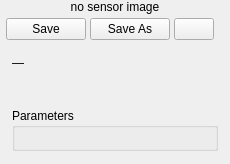
Alexey-Nikolaevic-B/2042_sensor_testing, file ui/qt/col_details.ui: the form before one commit.
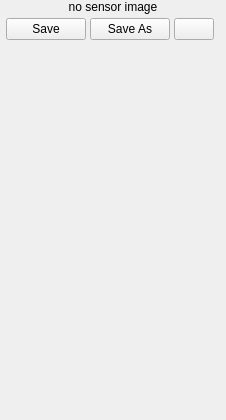
The form after the commit.

Diff of the .ui file:
```diff
--- a/ui/qt/col_details.ui
+++ b/ui/qt/col_details.ui
@@ -2,7 +2,14 @@
 <ui version="4.0">
  <class>ColDetails</class>
  <widget class="QWidget" name="ColDetails">
-  <property name="minimumWidth"><number>220</number></property>
+  <property name="geometry">
+   <rect>
+    <x>0</x>
+    <y>0</y>
+    <width>226</width>
+    <height>420</height>
+   </rect>
+  </property>
   <layout class="QVBoxLayout" name="layout_root">
    <property name="spacing"><number>0</number></property>
    <property name="leftMargin"><number>0</number></property>
@@ -59,47 +66,107 @@
     </widget>
    </item>
    <item>
-    <widget class="QScrollArea" name="scroll_info">
-     <property name="widgetResizable"><bool>true</bool></property>
-     <property name="horizontalScrollBarPolicy"><enum>Qt::ScrollBarAlwaysOff</enum></property>
-     <property name="verticalScrollBarPolicy"><enum>Qt::ScrollBarAsNeeded</enum></property>
-     <property name="frameShape"><enum>QFrame::NoFrame</enum></property>
-     <widget class="QWidget" name="scroll_info_contents">
-      <layout class="QVBoxLayout" name="info_layout">
-       <property name="spacing"><number>12</number></property>
-       <property name="leftMargin"><number>12</number></property>
-       <property name="topMargin"><number>12</number></property>
-       <property name="rightMargin"><number>12</number></property>
-       <property name="bottomMargin"><number>12</number></property>
-       <item>
-        <widget class="QLabel" name="lbl_sensor_name">
-         <property name="text"><string>—</string></property>
-        </widget>
-       </item>
+    <widget class="QLabel" name="lbl_sensor_name">
+     <property name="text">
+      <string/>
+     </property>
+    </widget>
+   </item>
+   <item>
+    <widget class="QScrollArea" name="scroll_description">
+     <property name="frameShape">
+      <enum>QFrame::NoFrame</enum>
+     </property>
+     <property name="verticalScrollBarPolicy">
+      <enum>Qt::ScrollBarAsNeeded</enum>
+     </property>
+     <property name="horizontalScrollBarPolicy">
+      <enum>Qt::ScrollBarAlwaysOff</enum>
+     </property>
+     <property name="widgetResizable">
+      <bool>true</bool>
+     </property>
+     <widget class="QWidget" name="scroll_description_contents">
+      <property name="geometry">
+       <rect>
+        <x>0</x>
+        <y>0</y>
+        <width>226</width>
+        <height>72</height>
+       </rect>
+      </property>
+      <layout class="QVBoxLayout" name="desc_layout">
+       <property name="spacing">
+        <number>0</number>
+       </property>
+       <property name="leftMargin">
+        <number>12</number>
+       </property>
+       <property name="topMargin">
+        <number>8</number>
+       </property>
+       <property name="rightMargin">
+        <number>12</number>
+       </property>
+       <property name="bottomMargin">
+        <number>8</number>
+       </property>
        <item>
         <widget class="QLabel" name="lbl_description">
-         <property name="text"><string/></property>
-         <property name="wordWrap"><bool>true</bool></property>
+         <property name="text">
+          <string/>
+         </property>
+         <property name="alignment">
+          <set>Qt::AlignLeading|Qt::AlignLeft|Qt::AlignTop</set>
+         </property>
+         <property name="wordWrap">
+          <bool>true</bool>
+         </property>
         </widget>
        </item>
-       <item>
-        <widget class="QGroupBox" name="grp_params">
-         <property name="title"><string>Parameters</string></property>
-         <layout class="QVBoxLayout" name="params_layout">
-          <property name="spacing"><number>4</number></property>
-          <property name="leftMargin"><number>8</number></property>
-          <property name="topMargin"><number>12</number></property>
-          <property name="rightMargin"><number>8</number></property>
-          <property name="bottomMargin"><number>8</number></property>
-         </layout>
-        </widget>
-       </item>
-       <item>
-        <spacer>
-         <property name="orientation"><enum>Qt::Vertical</enum></property>
-         <property name="sizeHint" stdset="0"><size><width>1</width><height>1</height></size></property>
-        </spacer>
-       </item>
+      </layout>
+     </widget>
+    </widget>
+   </item>
+   <item>
+    <widget class="QScrollArea" name="scroll_params">
+     <property name="frameShape">
+      <enum>QFrame::NoFrame</enum>
+     </property>
+     <property name="verticalScrollBarPolicy">
+      <enum>Qt::ScrollBarAsNeeded</enum>
+     </property>
+     <property name="horizontalScrollBarPolicy">
+      <enum>Qt::ScrollBarAlwaysOff</enum>
+     </property>
+     <property name="widgetResizable">
+      <bool>true</bool>
+     </property>
+     <widget class="QWidget" name="scroll_params_contents">
+      <property name="geometry">
+       <rect>
+        <x>0</x>
+        <y>0</y>
+        <width>226</width>
+        <height>72</height>
+       </rect>
+      </property>
+      <layout class="QVBoxLayout" name="params_layout">
+       <property name="spacing">
+        <number>0</number>
+       </property>
+       <property name="leftMargin">
+        <number>0</number>
+       </property>
+       <property name="topMargin">
+        <number>0</number>
+       </property>
+       <property name="rightMargin">
+        <number>0</number>
+       </property>
+       <property name="bottomMargin">
+        <number>0</number>
+       </property>
       </layout>
      </widget>
     </widget>
```
Left out of the diff: 87 changed lines with no effect on the pictures.
